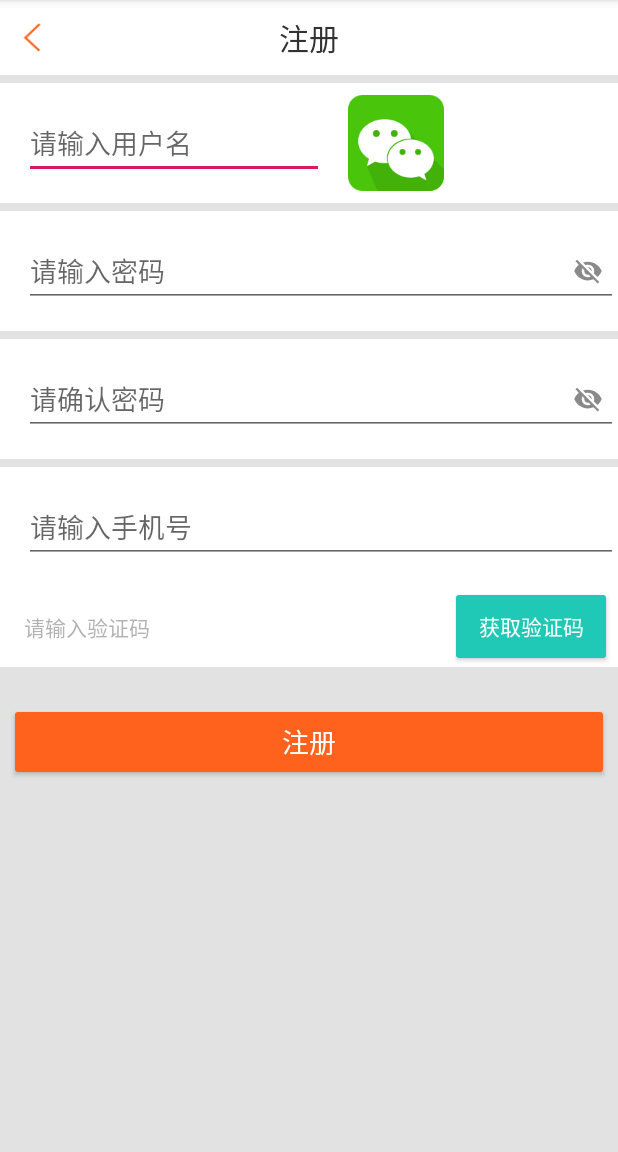
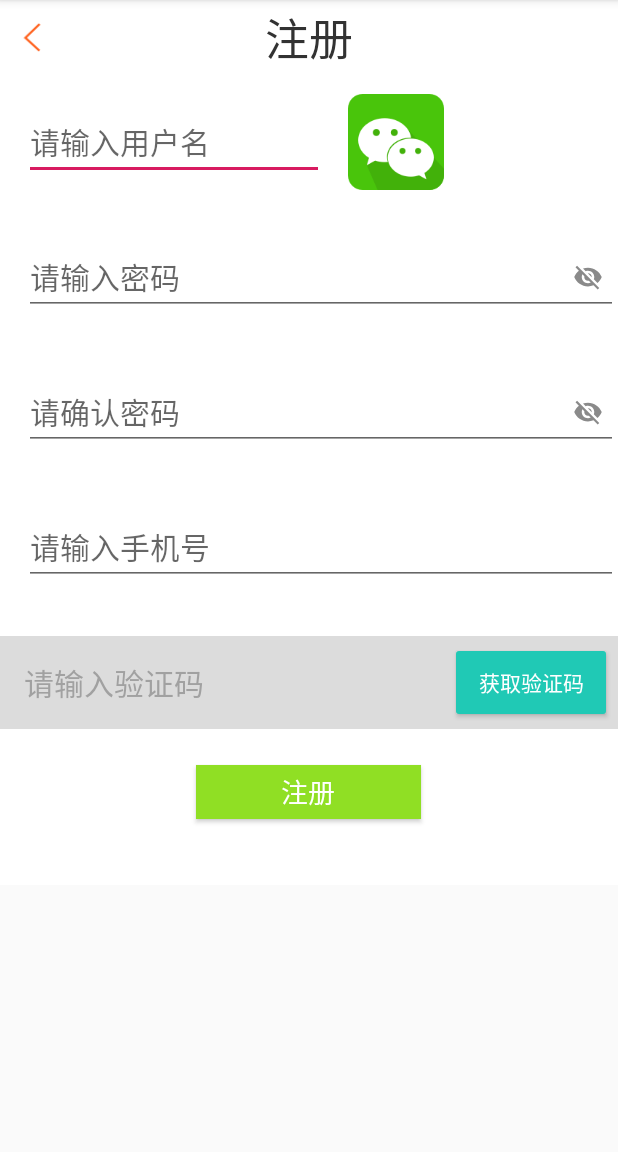
Before and after one commit to youmingrfa/OlderHouse, an Android app: the RegisterActivity screen opened directly, with no data from a screen before it, on a phone screen of 412 x 824 dp, the part 84-1236 px from its top. Run offline under Robolectric (Android 15) with nearby library versions, the phone set to English and light mode, and no system bars; our stand-ins replace CircleImageView.

Commit message:
修改了布局和控件大小

```diff
--- a/app/src/main/res/layout/activity_register.xml
+++ b/app/src/main/res/layout/activity_register.xml
@@ -1,9 +1,10 @@
 <?xml version="1.0" encoding="utf-8"?>
 <LinearLayout xmlns:android="http://schemas.android.com/apk/res/android"
     android:layout_width="match_parent"
-    android:layout_height="match_parent"
+    android:layout_height="wrap_content"
     android:orientation="vertical"
     android:background="@color/bg_common_gray">
+
 
     <!--标题栏-->
     <RelativeLayout
@@ -25,9 +26,9 @@
     <!--用户名框-->
     <RelativeLayout
         android:layout_width="match_parent"
-        android:layout_height="wrap_content"
+        android:layout_height="90dp"
         android:background="@color/title_bar_color"
-        android:layout_marginTop="5dp">
+      >
 
         <EditText
             android:id="@+id/register_et_username"
@@ -37,6 +38,7 @@
             android:layout_marginStart="16dp"
             android:layout_centerVertical="true"
             android:inputType="text"
+            android:textSize="20dp"
             android:hint="@string/login_input_username" />
 
         <ImageView
@@ -53,9 +55,9 @@
     <!--密码框-->
     <RelativeLayout
         android:layout_width="match_parent"
-        android:layout_height="wrap_content"
+        android:layout_height="90dp"
         android:background="@color/title_bar_color"
-        android:layout_marginTop="5dp">
+       >
         <EditText
             android:id="@+id/register_et_password"
             android:layout_width="match_parent"
@@ -64,6 +66,7 @@
             android:layout_marginTop="32dp"
             android:layout_marginStart="16dp"
             android:layout_centerVertical="true"
+            android:textSize="20dp"
             android:hint="@string/login_input_password_hint" />
 
         <CheckBox
@@ -80,9 +83,9 @@
     <!--确定密码框-->
     <RelativeLayout
         android:layout_width="match_parent"
-        android:layout_height="wrap_content"
+        android:layout_height="90dp"
         android:background="@color/title_bar_color"
-        android:layout_marginTop="5dp">
+        >
         <EditText
             android:id="@+id/register_et_repassword"
             android:layout_width="match_parent"
@@ -91,6 +94,7 @@
             android:layout_marginStart="16dp"
             android:layout_centerVertical="true"
             android:inputType="textPassword"
+            android:textSize="20dp"
             android:hint="@string/login_input_repassword_hint"/>
         <CheckBox
             android:id="@+id/certain_password_eye"
@@ -105,9 +109,9 @@
 
     <RelativeLayout
         android:layout_width="match_parent"
-        android:layout_height="wrap_content"
+        android:layout_height="90dp"
         android:background="@color/title_bar_color"
-        android:layout_marginTop="5dp">
+        >
 
         <EditText
             android:id="@+id/register_et_phoneNumber"
@@ -118,6 +122,7 @@
             android:layout_centerVertical="true"
             android:inputType="number"
             android:maxLength="11"
+            android:textSize="20dp"
             android:hint="@string/login_input_phoneNumber_hint">
         </EditText>
         <ImageView
@@ -128,11 +133,14 @@
 
     <RelativeLayout
         android:layout_width="match_parent"
-        android:layout_height="wrap_content"
+        android:layout_height="90dp"
+
         android:background="@color/title_bar_color">
         <EditText
             android:id="@+id/register_et_code"
             style="@style/login_editText_style"
+            android:textSize="20dp"
+
             android:hint="@string/login_input_check_code_hint"
             android:inputType="number"
             android:maxLength="4"/>
@@ -150,12 +158,20 @@
             style="@style/common_clear_input_imageView_style"
             android:visibility="gone"/>
     </RelativeLayout>
+    <LinearLayout
+        android:layout_width="match_parent"
+        android:layout_height="90dp"
+        android:orientation="vertical"
+        android:layout_gravity="center_horizontal"
+        android:background="@color/title_bar_color">
+        <Button
+            android:id="@+id/save_info"
+            style="@style/login_btn_style"
+            android:layout_marginTop="10dp"
+            android:enabled="true"
+            android:text="注册" />
+    </LinearLayout>
 
-    <Button
-        android:id="@+id/save_info"
-        style="@style/login_btn_style"
-        android:enabled="true"
-        android:text="注册" />
 
 
 </LinearLayout>
--- a/app/src/main/res/values/dimens.xml
+++ b/app/src/main/res/values/dimens.xml
@@ -68,5 +68,5 @@
     <dimen name="login_quick_login_getCode_height">42dp</dimen>
     <dimen name="login_quick_login_getCode_marginRight">8dp</dimen>
     <dimen name="login_content_size">@dimen/textSize_14</dimen>
-    <dimen name="login_titleBar_login_size">@dimen/textSize_20</dimen>
+    <dimen name="login_titleBar_login_size">@dimen/textSize_29</dimen>
 </resources>
--- a/app/src/main/res/values/styles.xml
+++ b/app/src/main/res/values/styles.xml
@@ -12,6 +12,7 @@
     <style name="base_textView_style">
         <item name="android:layout_width">wrap_content</item>
         <item name="android:layout_height">wrap_content</item>
+
     </style>
 
     <!--返回按钮的样式-->
@@ -42,7 +43,7 @@
     <style name="login_editText_style">
         <item name="android:layout_width">match_parent</item>
         <item name="android:layout_height">wrap_content</item>
-        <item name="android:background">@null</item>
+        <item name="android:background">@color/gray_2</item>
         <item name="android:layout_centerVertical">true</item>
         <item name="android:padding">16dp</item>
         <item name="android:scrollHorizontally">true</item>
@@ -81,12 +82,14 @@
 
     <!--登录按钮样式-->
     <style name="login_btn_style" parent="Base.Widget.AppCompat.Button">
-        <item name="android:layout_width">match_parent</item>
-        <item name="android:layout_height">40dp</item>
-        <item name="android:layout_marginLeft">10dp</item>
-        <item name="android:layout_marginRight">10dp</item>
+        <item name="android:layout_width">150dp</item>
+        <item name="android:layout_gravity">center_horizontal</item>
+        <item name="android:layout_height">36dp</item>
+        <item name="android:radius">10dp</item>
+
         <item name="android:layout_marginTop">30dp</item>
-        <item name="android:background">@drawable/round_btn_orange_self_selector</item>
+        <!--<item name="android:background">@drawable/round_btn_orange_self_selector</item>-->
+        <item name="android:background">@color/light_green</item>
         <item name="android:enabled">false</item>
         <item name="android:text">@string/login_titleBar_login</item>
         <item name="android:textColor">@color/white</item>
```
Also changed, not shown: app/src/main/res/layout/activity_forget_password.xml (+10 -7 lines), app/src/main/res/layout/activity_login.xml (+22 -15 lines).
